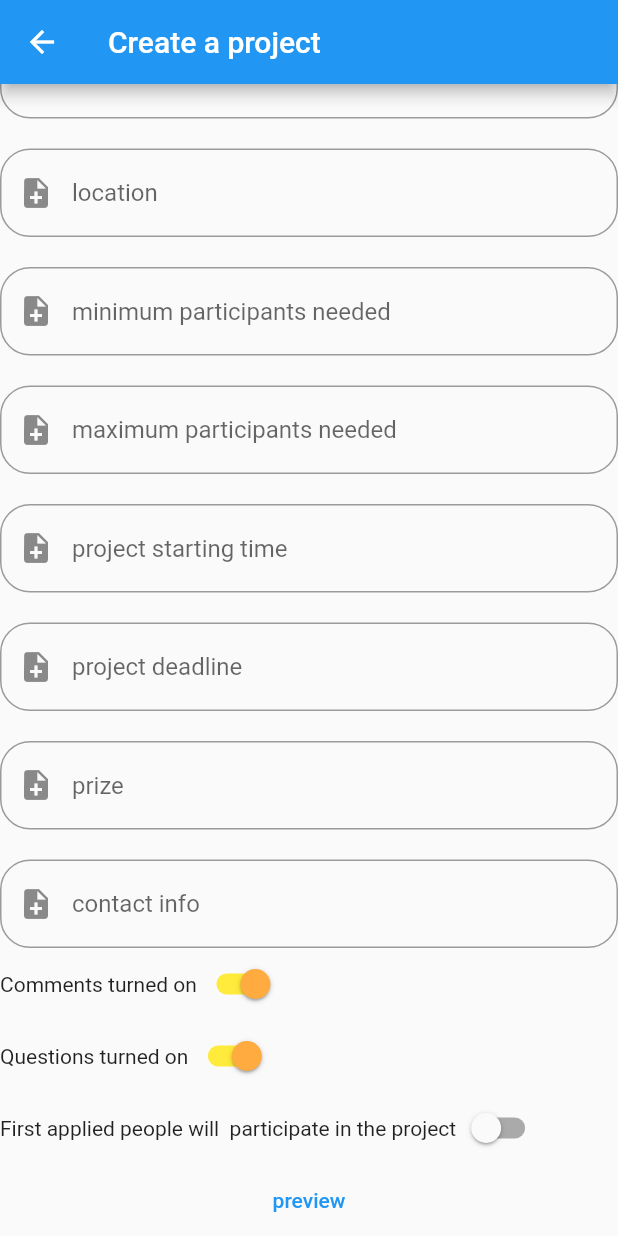
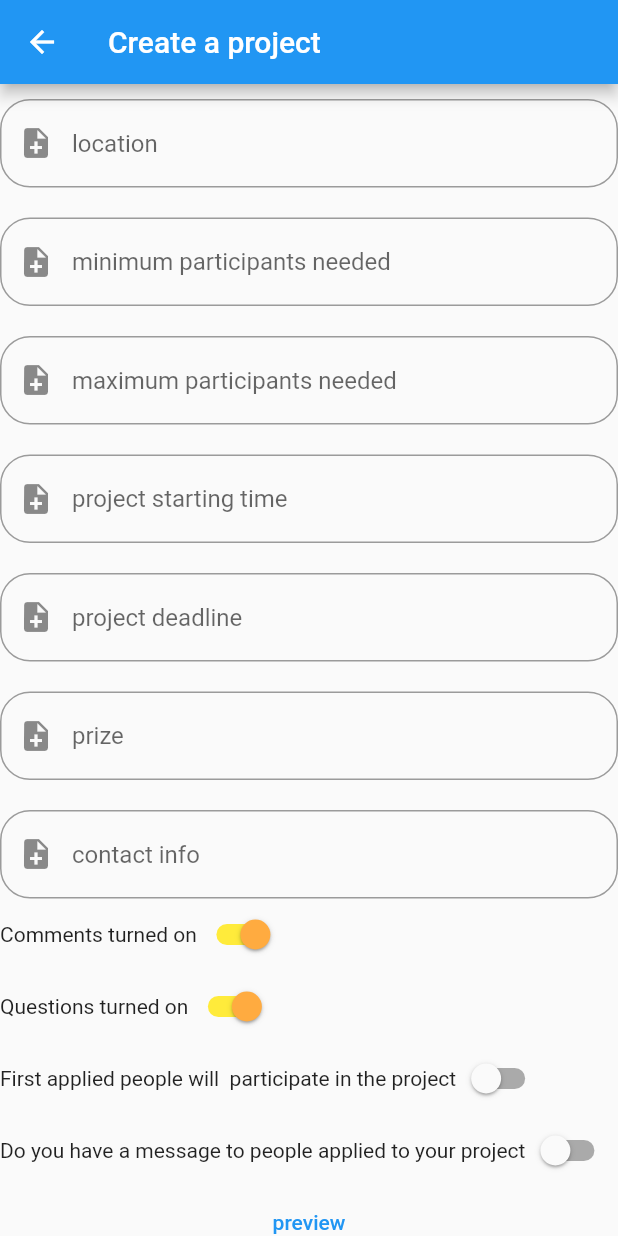
Before and after one commit to caglarGokce/Green_Action, a Flutter app: the CreateProject screen opened directly, scrolled down 576 dp, after a tap on "preview", on a phone screen of 412 x 824 dp. Run offline on Flutter 3.47's test engine with Material 2 defaults, Android fonts, the light colour scheme and no system bars; our stand-ins replace cloud_firestore, email_validator, firebase_auth, firebase_core, firebase_storage, flutter_pw_validator and 3 more; missing offline and left inert: google_place, password_validator; accounts and stored records are empty.

Commit message:
some changes

```diff
--- a/lib/models/projectModel.dart
+++ b/lib/models/projectModel.dart
@@ -37,7 +37,7 @@
 
   const ProjectModel(
       {this.comments,
-      this.haveMessage,
+      this.haveMessage = false,
       this.message,
       this.iChoosePartcpnts = true,
       this.participants,
--- a/lib/pages/createProject.dart
+++ b/lib/pages/createProject.dart
@@ -18,6 +18,8 @@
 bool iChoosePartcpnts = false;
 bool chosePartRandom = true;
 bool firstPartcptes = true;
+bool haveMessage = false;
+String message = '';
 
 // ignore: must_be_immutable
 class CreateProject extends StatelessWidget {
@@ -206,6 +208,7 @@
         SwitchComments(),
         SwitchQuestions(),
         Participants(),
+        HaveMessage(),
         TextButton(
             onPressed: () async {
               var now = DateTime.now();
@@ -214,6 +217,10 @@
               projectid = await FireStore().createProjectId();
 
               ProjectModel proje = ProjectModel(
+                  haveMessage: haveMessage,
+                  participants: [],
+                  applicants: [],
+                  message: message,
                   comments: [],
                   commentsOn: commentsOn,
                   questionsOn: questionsOn,
@@ -345,8 +352,7 @@
 
 class _ParticipantsState extends State<Participants> {
   TextEditingController controller = TextEditingController();
-  TextInputFormatter integerformat =
-      FilteringTextInputFormatter.allow(RegExp(r'[0-9]'));
+
   @override
   Widget build(BuildContext context) {
     return Row(children: [
@@ -367,6 +373,78 @@
     ]);
   }
 }
+
+class HaveMessage extends StatefulWidget {
+  @override
+  _HaveMessageState createState() => _HaveMessageState();
+}
+
+class _HaveMessageState extends State<HaveMessage> {
+  @override
+  Widget build(BuildContext context) {
+    return Column(children: [
+      if (haveMessage == false)
+        Row(
+          children: [
+            Flexible(
+                child: Text(
+                    'Do you have a message to people applied to your project')),
+            Switch(
+              value: haveMessage,
+              onChanged: (value) {
+                setState(() {
+                  haveMessage = value;
+                });
+              },
+              activeTrackColor: Colors.yellow,
+              activeColor: Colors.orangeAccent,
+            ),
+          ],
+        ),
+      if (haveMessage == true)
+        Column(
+          children: [
+            Row(
+              children: [
+                Flexible(
+                  child: Text(
+                      'The message below will be shown to the people appliying to your project'),
+                ),
+                Switch(
+                  value: haveMessage,
+                  onChanged: (value) {
+                    setState(() {
+                      haveMessage = value;
+                    });
+                  },
+                  activeTrackColor: Colors.yellow,
+                  activeColor: Colors.orangeAccent,
+                ),
+              ],
+            ),
+            SizedBox(
+              height: 240,
+              child: Form(
+                  child: TextFormField(
+                maxLines: null,
+                minLines: null,
+                expands: true,
+                decoration: InputDecoration(
+                  prefixIcon: Icon(Icons.note_add),
+                  hintText: 'Your message...',
+                  border: OutlineInputBorder(
+                      borderRadius: BorderRadius.circular(20)),
+                ),
+                onChanged: (val) {
+                  message = val;
+                },
+              )),
+            ),
+          ],
+        ),
+    ]);
+  }
+}
 /*
 Takvim ekle
 Location Düzenle, class import et, virtual projects tickbox ekle,(consumer widget?)
```
Also changed, not shown: lib/pages/joinProject.dart (+25 -7 lines).
